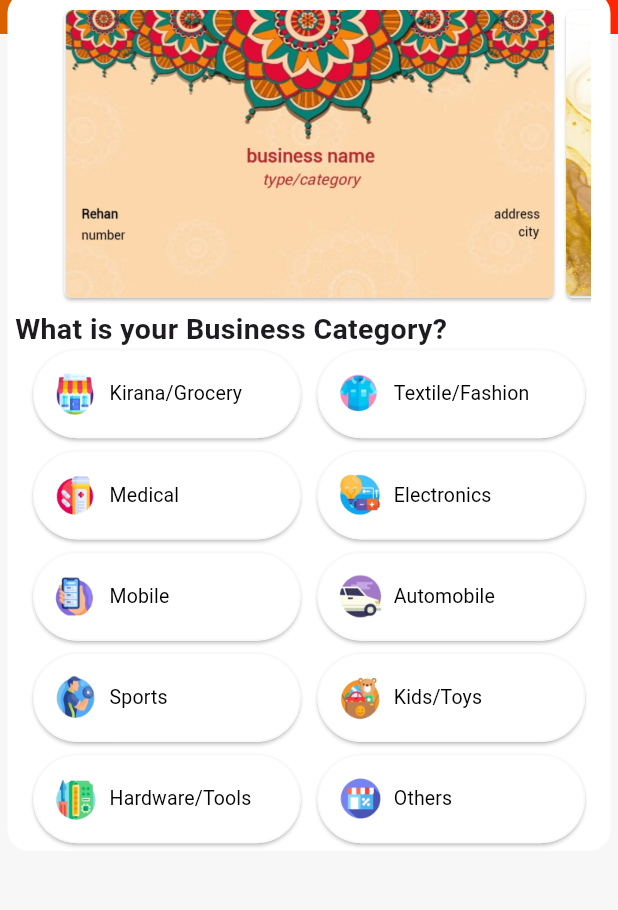
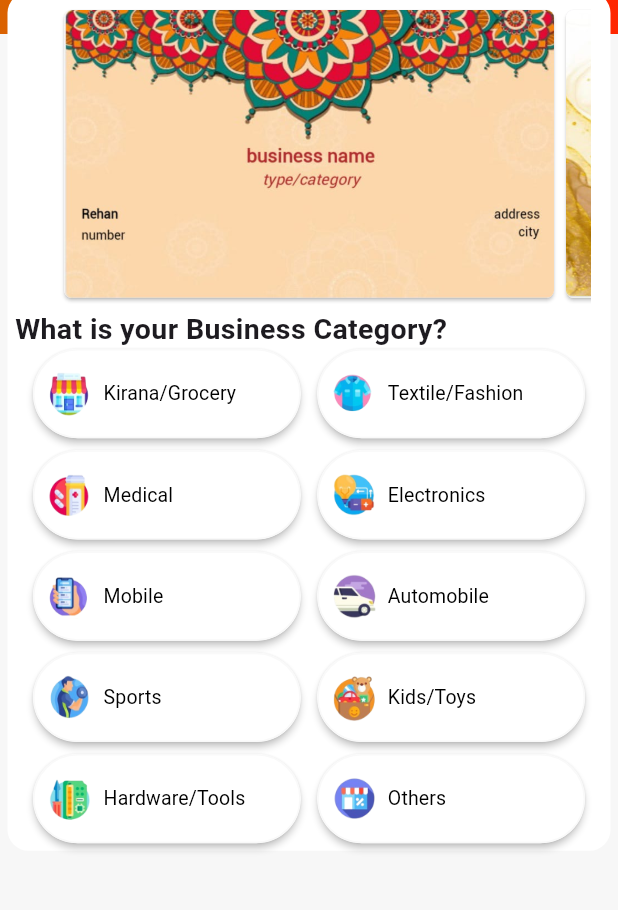
Before and after one commit to irehaan/Digi_khata, a Flutter app: the BusinessScreen4 screen opened directly, on a phone screen of 412 x 824 dp, the part 146-1056 px from its top. Run offline on Flutter 3.47's test engine with Material 3 defaults, Android fonts, the phone set to English and light mode, and no system bars; drawn by our look-alikes of carousel_slider; missing offline and left inert: flutter_animated_button.

Commit message:
changes in pubspec

```diff
--- a/lib/screens/business_screen2.dart
+++ b/lib/screens/business_screen2.dart
@@ -77,7 +77,7 @@ class BusinessScreen2State extends State<BusinessScreen2> {
                         const EdgeInsets.symmetric(horizontal: 8, vertical: 3),
                     child: CustomCardWidget(
                       cardTitles: cardTitles,
-                      imagePaths: imagePaths, // Use the imported imagePaths
+                      imagePaths: imagePaths,
                     ),
                   ),
                   SizedBox(height: 16),
--- a/lib/screens/business_screen4.dart
+++ b/lib/screens/business_screen4.dart
@@ -127,6 +127,7 @@ class BusinessScreen4State extends State<BusinessScreen4> {
                     'What is your Business Category?',
                     style: TextStyle(fontSize: 19, fontWeight: FontWeight.bold),
                   ),
+                  // Remove vertical padding here
                   Padding(
                     padding:
                         const EdgeInsets.symmetric(horizontal: 12, vertical: 0),
@@ -148,7 +149,7 @@ class BusinessScreen4State extends State<BusinessScreen4> {
                                     borderRadius: BorderRadius.circular(40),
                                   ),
                                   padding: EdgeInsets.all(14),
-                                  elevation: 1,
+                                  elevation: 2,
                                   shadowColor: Color.fromARGB(255, 0, 0, 0),
                                 ),
                                 child: Row(
@@ -156,9 +157,9 @@ class BusinessScreen4State extends State<BusinessScreen4> {
                                     Image.asset(
                                       'assets/dg22.png',
                                       width: 29,
-                                      height: 200,
+                                      height: 300,
                                     ),
-                                    SizedBox(width: 8),
+                                    SizedBox(width: 3),
                                     Text(
                                       'All Categories',
                                       style: TextStyle(
@@ -197,7 +198,8 @@ class BusinessScreen4State extends State<BusinessScreen4> {
                                       style: TextStyle(
                                           fontSize: 14,
                                           color: const Color.fromARGB(
-                                              255, 0, 0, 0)),
+                                              255, 0, 0, 0),
+                                          fontWeight: FontWeight.normal),
                                     ),
                                   ],
                                 ),
@@ -213,12 +215,12 @@ class BusinessScreen4State extends State<BusinessScreen4> {
                                   shape: RoundedRectangleBorder(
                                     borderRadius: BorderRadius.circular(40),
                                   ),
-                                  padding: EdgeInsets.all(14),
-                                  elevation: 1,
+                                  padding: EdgeInsets.all(10),
+                                  elevation: 2,
                                   shadowColor: Color.fromARGB(255, 0, 0, 0),
                                   side: BorderSide(
                                     color: _selectedButtonIndex == index
-                                        ? Color.fromARGB(255, 245, 58, 1)
+                                        ? Color.fromARGB(255, 255, 60, 0)
                                         : Color.fromARGB(255, 249, 249, 249),
                                   ),
                                 ),
@@ -244,7 +246,6 @@ class BusinessScreen4State extends State<BusinessScreen4> {
                             }),
                     ),
                   ),
-                  SizedBox(height: 0),
                   if (_isOthersSelected) ...[
                     Padding(
                       padding: const EdgeInsets.symmetric(
@@ -257,14 +258,11 @@ class BusinessScreen4State extends State<BusinessScreen4> {
                               color: Color.fromARGB(255, 255, 51, 0),
                               fontSize: 13),
                           enabledBorder: UnderlineInputBorder(
-                            borderSide: BorderSide(
-                                color: Colors
-                                    .deepOrange), // Default color when not focused
+                            borderSide: BorderSide(color: Colors.deepOrange),
                           ),
                           focusedBorder: UnderlineInputBorder(
                             borderSide: BorderSide(
-                                color: Colors.deepOrange,
-                                width: 2.0), // Color when focused
+                                color: Colors.deepOrange, width: 2.0),
                           ),
                         ),
                       ),
```
Also changed, not shown: pubspec.yaml (+1 -33 lines).
